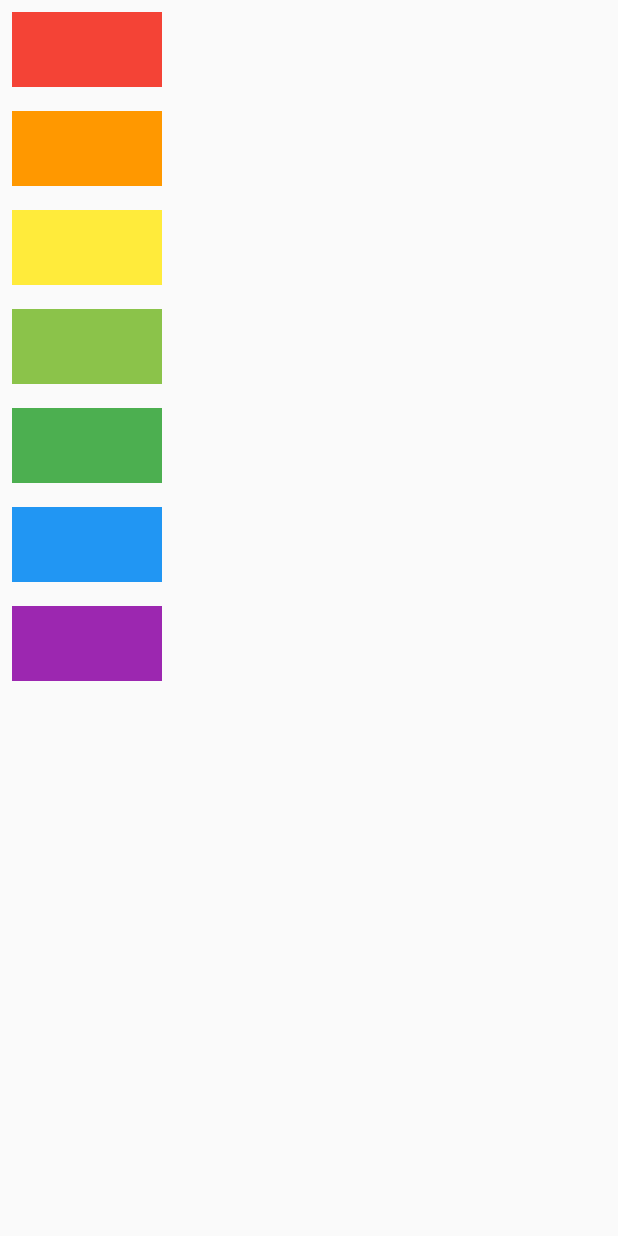
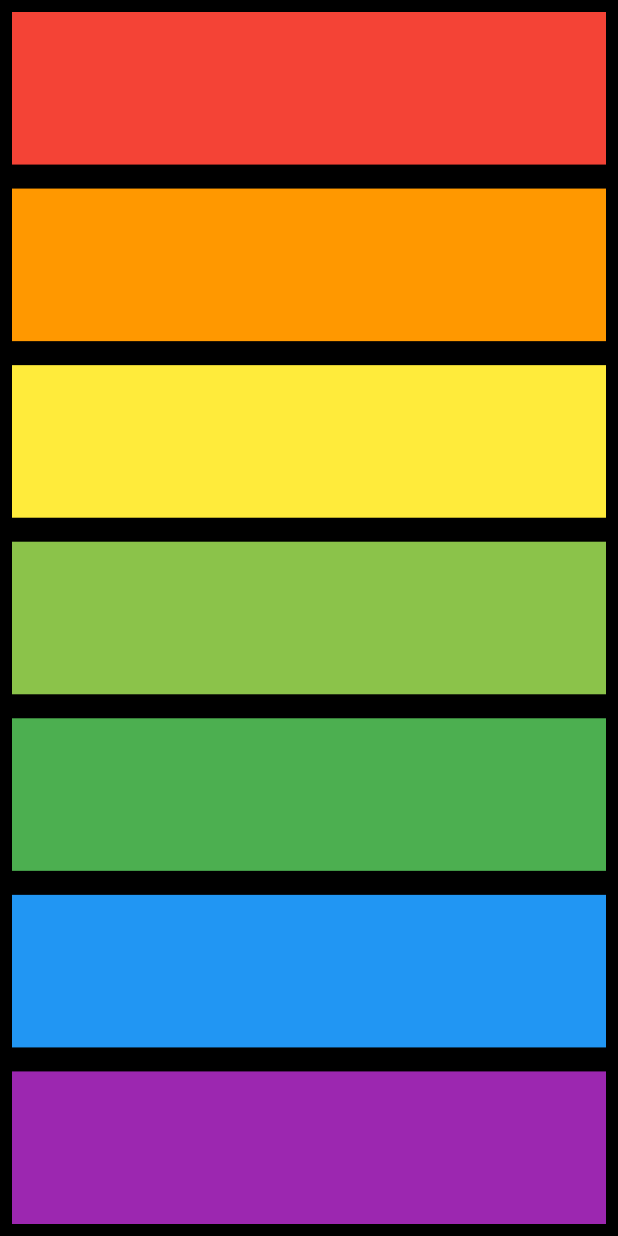
Before and after one commit to samudraarq/xylophone_flutter, a Flutter app: the screen it shows after launch, on a phone screen of 412 x 824 dp. Run offline on Flutter 3.47's test engine with Material 2 defaults, Android fonts, the phone set to English and light mode, and no system bars; our stand-ins replace audioplayers.

Commit message:
refactor code

```diff
--- a/lib/main.dart
+++ b/lib/main.dart
@@ -11,83 +11,35 @@ class XylophoneApp extends StatelessWidget {
     player.play('note$soundNumber.wav');
   }
 
+  Expanded buildKey({int soundNum, Color containerColor}) {
+    return Expanded(
+      child: TextButton(
+        onPressed: () {
+          playSound(soundNum);
+        },
+        child: Container(
+          color: containerColor,
+        ),
+      ),
+    );
+  }
+
   @override
   Widget build(BuildContext context) {
     return MaterialApp(
       home: Scaffold(
+        backgroundColor: Colors.black,
         body: SafeArea(
           child: Column(
+            crossAxisAlignment: CrossAxisAlignment.stretch,
             children: [
-              TextButton(
-                onPressed: () {
-                  playSound(1);
-                },
-                child: Container(
-                  color: Colors.red,
-                  width: 100,
-                  height: 50,
-                ),
-              ),
-              TextButton(
-                onPressed: () {
-                  playSound(2);
-                },
-                child: Container(
-                  color: Colors.orange,
-                  width: 100,
-                  height: 50,
-                ),
-              ),
-              TextButton(
-                onPressed: () {
-                  playSound(3);
-                },
-                child: Container(
-                  color: Colors.yellow,
-                  width: 100,
-                  height: 50,
-                ),
-              ),
-              TextButton(
-                onPressed: () {
-                  playSound(4);
-                },
-                child: Container(
-                  color: Colors.lightGreen,
-                  width: 100,
-                  height: 50,
-                ),
-              ),
-              TextButton(
-                onPressed: () {
-                  playSound(5);
-                },
-                child: Container(
-                  color: Colors.green,
-                  width: 100,
-                  height: 50,
-                ),
-              ),
-              TextButton(
-                onPressed: () {
-                  playSound(6);
-                },
-                child: Container(
-                  color: Colors.blue,
-                  width: 100,
-                  height: 50,
-                ),
-              ),
-              TextButton(
-                onPressed: () {
-                  playSound(7);
-                },
-                child: Container(
-                  color: Colors.purple,
-                  width: 100,
-                  height: 50,
-                ),
-              ),
+              buildKey(soundNum: 1, containerColor: Colors.red),
+              buildKey(soundNum: 2, containerColor: Colors.orange),
+              buildKey(soundNum: 3, containerColor: Colors.yellow),
+              buildKey(soundNum: 4, containerColor: Colors.lightGreen),
+              buildKey(soundNum: 5, containerColor: Colors.green),
+              buildKey(soundNum: 6, containerColor: Colors.blue),
+              buildKey(soundNum: 7, containerColor: Colors.purple),
             ],
           ),
         ),
```
